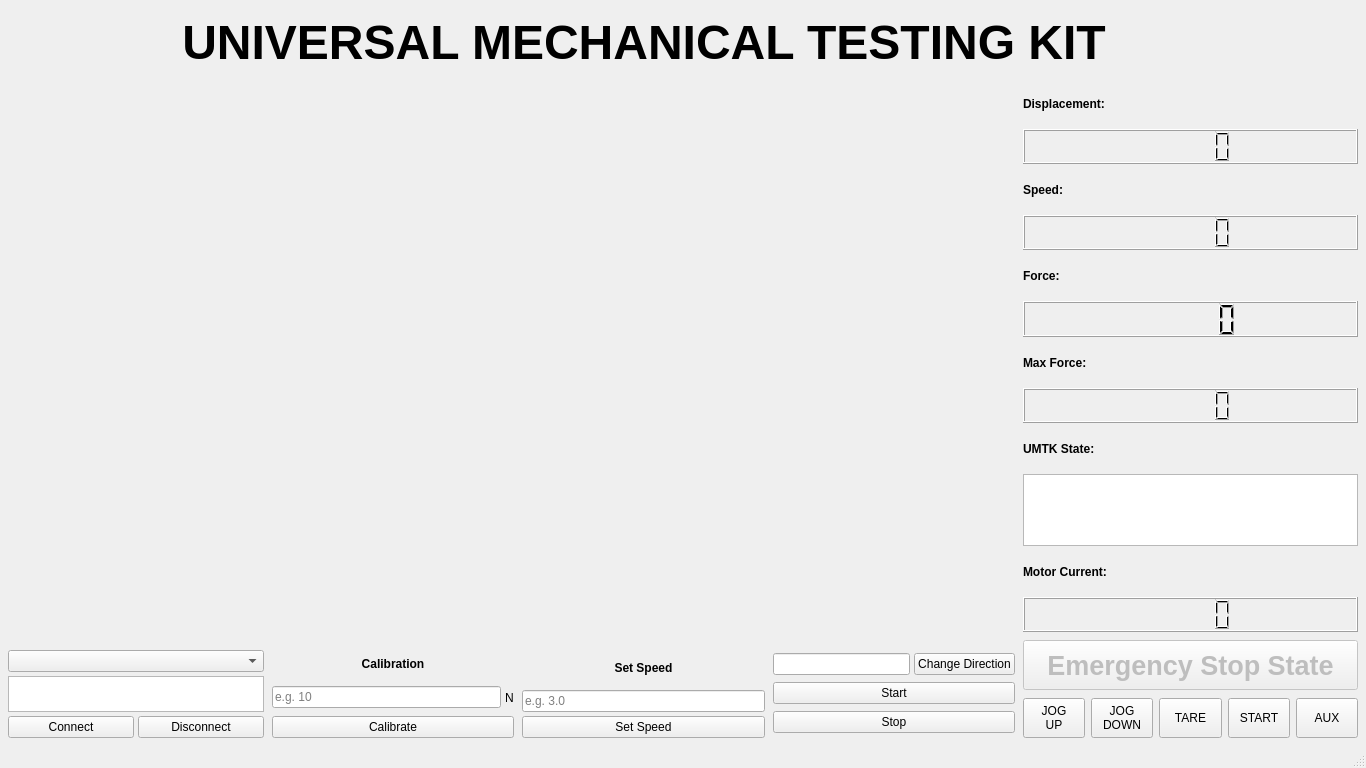
AmorphousX/UMTK, file UMTK_UI/v1.5/UMTK_Design_dynamic.ui: the form before one commit.
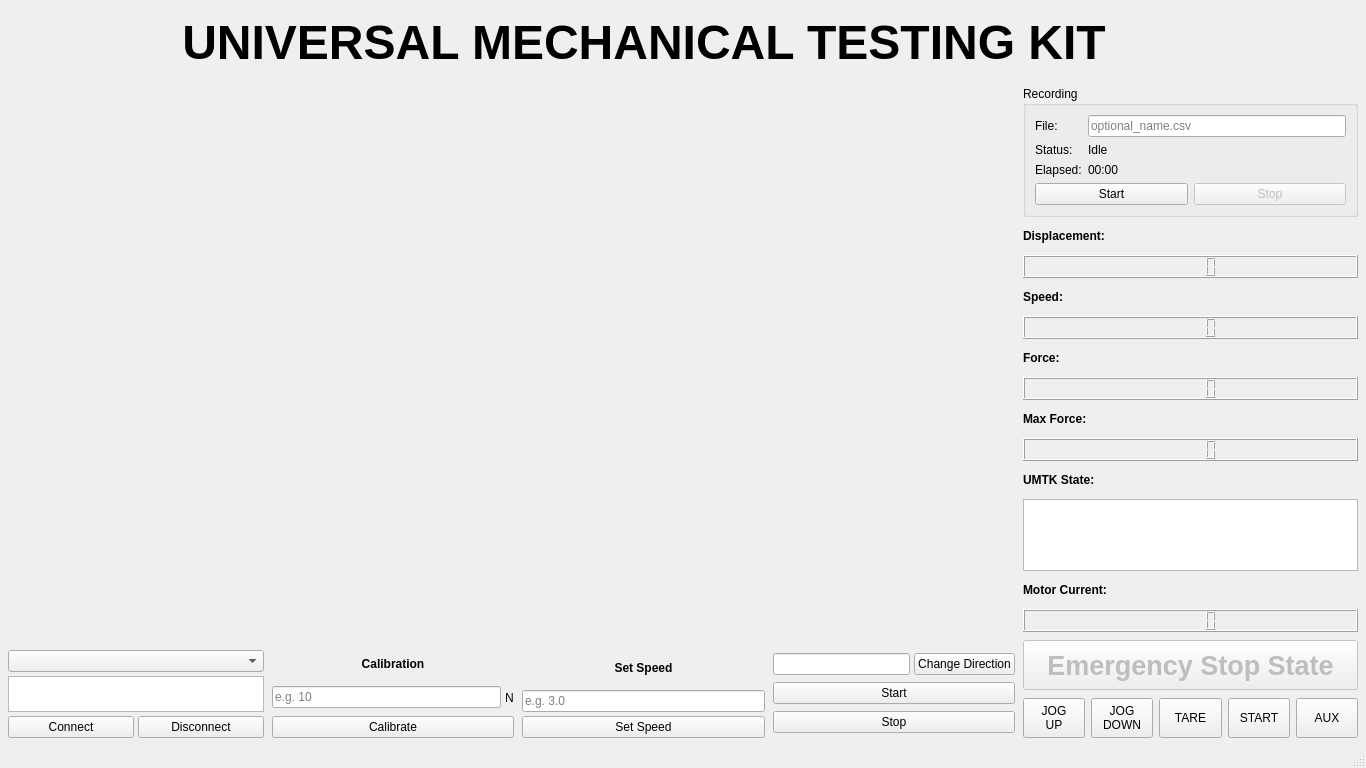
The form after the commit. Icons and pictures are not drawn.

The edit to the form file:
```diff
--- a/UMTK_UI/v1.5/UMTK_Design_dynamic.ui
+++ b/UMTK_UI/v1.5/UMTK_Design_dynamic.ui
@@ -341,6 +341,82 @@
         <property name="spacing">
          <number>8</number>
         </property>
+  <item>
+   <widget class="QGroupBox" name="recordingGroup">
+    <property name="title">
+     <string>Recording</string>
+    </property>
+    <layout class="QVBoxLayout" name="recordingGroupLayout">
+     <item>
+      <layout class="QFormLayout" name="recordingFormLayout">
+       <item row="0" column="0">
+        <widget class="QLabel" name="recordFileNameLabel">
+         <property name="text">
+    <string>File:</string>
+         </property>
+        </widget>
+       </item>
+       <item row="0" column="1">
+        <widget class="QLineEdit" name="recordFileName">
+         <property name="placeholderText">
+    <string>optional_name.csv</string>
+         </property>
+        </widget>
+       </item>
+       <item row="1" column="0">
+        <widget class="QLabel" name="recordStatusTextLabel">
+         <property name="text">
+    <string>Status:</string>
+         </property>
+        </widget>
+       </item>
+       <item row="1" column="1">
+        <widget class="QLabel" name="recordStatusLabel">
+         <property name="text">
+    <string>Idle</string>
+         </property>
+        </widget>
+       </item>
+       <item row="2" column="0">
+        <widget class="QLabel" name="recordElapsedTextLabel">
+         <property name="text">
+    <string>Elapsed:</string>
+         </property>
+        </widget>
+       </item>
+       <item row="2" column="1">
+        <widget class="QLabel" name="recordElapsedLabel">
+         <property name="text">
+    <string>00:00</string>
+         </property>
+        </widget>
+       </item>
+      </layout>
+     </item>
+     <item>
+      <layout class="QHBoxLayout" name="recordingButtonsRow">
+       <item>
+        <widget class="QPushButton" name="recordToggleButton">
+         <property name="text">
+    <string>Start</string>
+         </property>
+        </widget>
+       </item>
+       <item>
+        <widget class="QPushButton" name="recordStopButton">
+         <property name="enabled">
+    <bool>false</bool>
+         </property>
+         <property name="text">
+    <string>Stop</string>
+         </property>
+        </widget>
+       </item>
+      </layout>
+     </item>
+    </layout>
+   </widget>
+  </item>
         <item>
          <widget class="QLabel" name="displacement">
           <property name="font">
```
Left out of the diff: 5 changed lines with no effect on the pictures.
